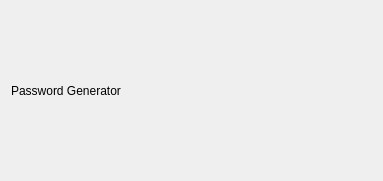
Qt form src/gui/PasswordGeneratorWidget.ui (danilovsergei/keepassx-gdrive) before a commit.
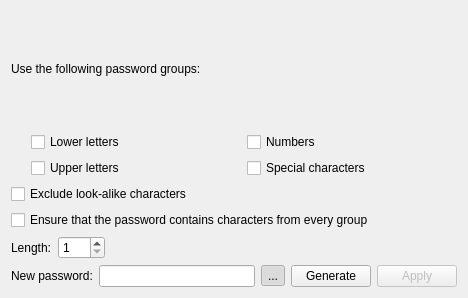
The same form after that commit.

Commit message:
Implement the GUI for the password generator.
Closes #52

What changed in the file:
```diff
--- a/src/gui/PasswordGeneratorWidget.ui
+++ b/src/gui/PasswordGeneratorWidget.ui
@@ -6,21 +6,169 @@
    <rect>
     <x>0</x>
     <y>0</y>
-    <width>383</width>
-    <height>181</height>
+    <width>468</width>
+    <height>298</height>
    </rect>
   </property>
   <property name="windowTitle">
    <string/>
   </property>
-  <layout class="QHBoxLayout" name="horizontalLayout">
+  <layout class="QVBoxLayout" name="verticalLayout">
    <item>
-    <widget class="QLabel" name="label">
+    <widget class="QLabel" name="labelGroups">
      <property name="text">
-      <string>Password Generator</string>
+      <string>Use the following password groups:</string>
      </property>
     </widget>
    </item>
+   <item>
+    <layout class="QHBoxLayout" name="horizontalLayout">
+     <item>
+      <spacer name="horizontalSpacer">
+       <property name="orientation">
+        <enum>Qt::Horizontal</enum>
+       </property>
+       <property name="sizeType">
+        <enum>QSizePolicy::Maximum</enum>
+       </property>
+       <property name="sizeHint" stdset="0">
+        <size>
+         <width>20</width>
+         <height>1</height>
+        </size>
+       </property>
+      </spacer>
+     </item>
+     <item>
+      <layout class="QGridLayout" name="gridLayout_2">
+       <item row="0" column="0">
+        <widget class="QCheckBox" name="checkBoxLower">
+         <property name="text">
+          <string>Lower letters</string>
+         </property>
+        </widget>
+       </item>
+       <item row="0" column="1">
+        <widget class="QCheckBox" name="checkBoxNumbers">
+         <property name="text">
+          <string>Numbers</string>
+         </property>
+        </widget>
+       </item>
+       <item row="1" column="0">
+        <widget class="QCheckBox" name="checkBoxUpper">
+         <property name="text">
+          <string>Upper letters</string>
+         </property>
+        </widget>
+       </item>
+       <item row="1" column="1">
+        <widget class="QCheckBox" name="checkBoxSpecialChars">
+         <property name="text">
+          <string>Special characters</string>
+         </property>
+        </widget>
+       </item>
+      </layout>
+     </item>
+    </layout>
+   </item>
+   <item>
+    <widget class="QCheckBox" name="checkBoxExcludeAlike">
+     <property name="text">
+      <string>Exclude look-alike characters</string>
+     </property>
+    </widget>
+   </item>
+   <item>
+    <widget class="QCheckBox" name="checkBoxEnsureEvery">
+     <property name="text">
+      <string>Ensure that the password contains characters from every group</string>
+     </property>
+    </widget>
+   </item>
+   <item>
+    <layout class="QHBoxLayout" name="horizontalLayout_2">
+     <item>
+      <widget class="QLabel" name="labelLength">
+       <property name="text">
+        <string>Length:</string>
+       </property>
+      </widget>
+     </item>
+     <item>
+      <widget class="QSpinBox" name="spinBoxLength">
+       <property name="minimum">
+        <number>1</number>
+       </property>
+       <property name="maximum">
+        <number>999</number>
+       </property>
+      </widget>
+     </item>
+     <item>
+      <spacer name="horizontalSpacer_2">
+       <property name="orientation">
+        <enum>Qt::Horizontal</enum>
+       </property>
+       <property name="sizeHint" stdset="0">
+        <size>
+         <width>40</width>
+         <height>20</height>
+        </size>
+       </property>
+      </spacer>
+     </item>
+    </layout>
+   </item>
+   <item>
+    <layout class="QHBoxLayout" name="horizontalLayout_3">
+     <item>
+      <widget class="QLabel" name="labelNewPassword">
+       <property name="text">
+        <string>New password:</string>
+       </property>
+      </widget>
+     </item>
+     <item>
+      <widget class="QLineEdit" name="editNewPassword">
+       <property name="echoMode">
+        <enum>QLineEdit::Password</enum>
+       </property>
+      </widget>
+     </item>
+     <item>
+      <widget class="QToolButton" name="togglePasswordButton">
+       <property name="text">
+        <string>...</string>
+       </property>
+       <property name="checkable">
+        <bool>true</bool>
+       </property>
+       <property name="checked">
+        <bool>true</bool>
+       </property>
+      </widget>
+     </item>
+     <item>
+      <widget class="QPushButton" name="buttonGenerate">
+       <property name="text">
+        <string>Generate</string>
+       </property>
+      </widget>
+     </item>
+     <item>
+      <widget class="QPushButton" name="buttonApply">
+       <property name="enabled">
+        <bool>false</bool>
+       </property>
+       <property name="text">
+        <string>Apply</string>
+       </property>
+      </widget>
+     </item>
+    </layout>
+   </item>
   </layout>
  </widget>
  <resources/>
```
The commit also changes 4 other files.
